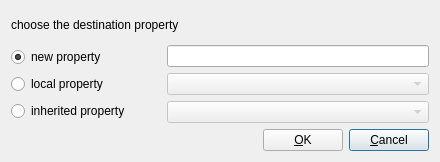
vadivelselvaraj/TulipGLImprovement, file software/tulip/designer/CopyPropertyDialog.ui: the form before one commit.
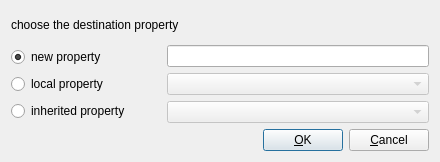
The form after the commit.

Commit message: set only OK button as default button

```diff
--- a/software/tulip/designer/CopyPropertyDialog.ui
+++ b/software/tulip/designer/CopyPropertyDialog.ui
@@ -203,7 +203,7 @@
           <bool>true</bool>
          </property>
          <property name="default" >
-          <bool>true</bool>
+          <bool>false</bool>
          </property>
         </widget>
        </item>
```
